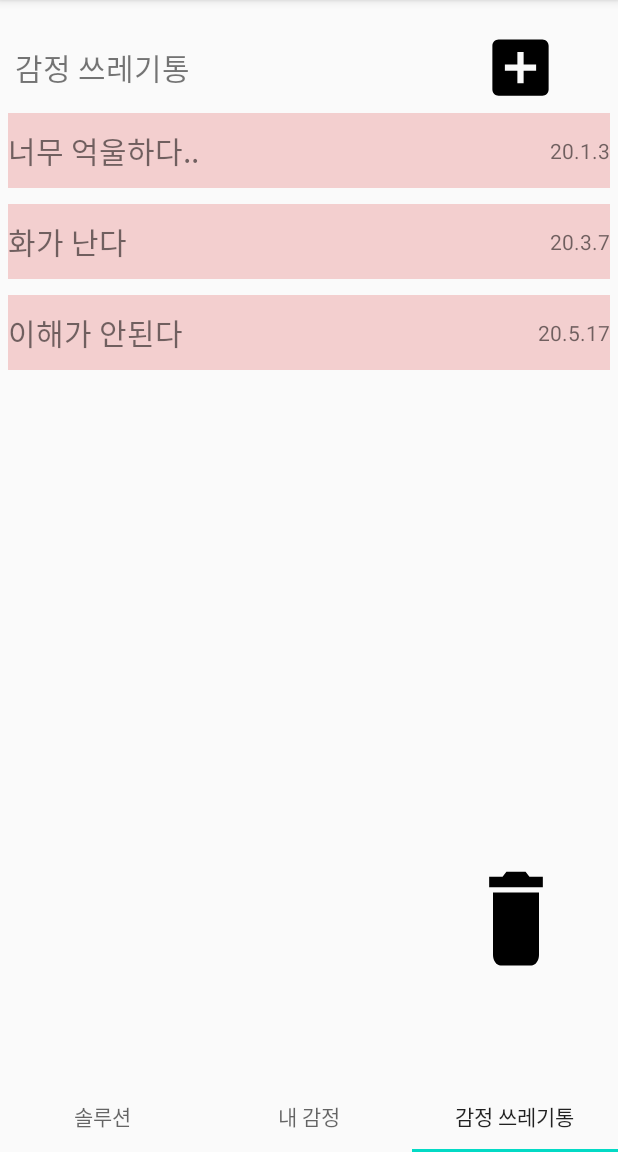
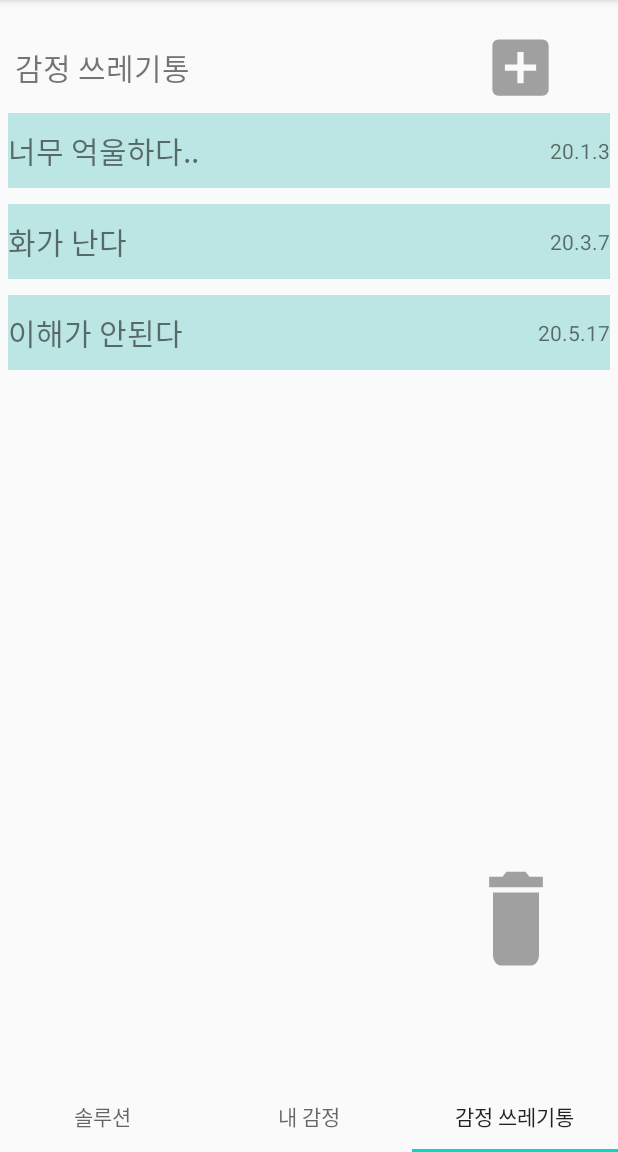
Before and after one commit to ImInnocent/KLab, an Android app: the screen it shows after launch (MainActivity), item 3 of the bottom bar chosen, on a phone screen of 412 x 824 dp, the part 84-1236 px from its top. Run offline under Robolectric (Android 15) with nearby library versions, the light colour scheme and no system bars; 2 statements that could not run were skipped.

Commit message:
감정 쓰레기통화면 + 감성

```diff
--- a/IdealMood/app/src/main/res/drawable/ic_add_box_black_24dp.xml
+++ b/IdealMood/app/src/main/res/drawable/ic_add_box_black_24dp.xml
@@ -4,6 +4,6 @@
         android:viewportWidth="24.0"
         android:viewportHeight="24.0">
     <path
-        android:fillColor="#FF000000"
+        android:fillColor="#a0a0a0"
         android:pathData="M19,3L5,3c-1.11,0 -2,0.9 -2,2v14c0,1.1 0.89,2 2,2h14c1.1,0 2,-0.9 2,-2L21,5c0,-1.1 -0.9,-2 -2,-2zM17,13h-4v4h-2v-4L7,13v-2h4L11,7h2v4h4v2z"/>
 </vector>
--- a/IdealMood/app/src/main/res/drawable/ic_delete_black_24dp.xml
+++ b/IdealMood/app/src/main/res/drawable/ic_delete_black_24dp.xml
@@ -4,6 +4,6 @@
         android:viewportWidth="24.0"
         android:viewportHeight="24.0">
     <path
-        android:fillColor="#FF000000"
+        android:fillColor="#a0a0a0"
         android:pathData="M6,19c0,1.1 0.9,2 2,2h8c1.1,0 2,-0.9 2,-2V7H6v12zM19,4h-3.5l-1,-1h-5l-1,1H5v2h14V4z"/>
 </vector>
--- a/IdealMood/app/src/main/res/layout/row.xml
+++ b/IdealMood/app/src/main/res/layout/row.xml
@@ -3,7 +3,7 @@
     android:layout_width="match_parent"
     android:layout_height="50dp"
     android:layout_margin="5dp"
-    android:background="#F3CFCF"
+    android:background="#BCE6E3"
     android:orientation="horizontal">
 
     <TextView
@@ -11,8 +11,8 @@
         android:layout_width="wrap_content"
         android:layout_height="match_parent"
         android:gravity="center_vertical"
-        android:textSize="20sp"
-        android:text="temp" />
+        android:text="temp"
+        android:textSize="20sp" />
 
     <View
         android:layout_width="0dp"
```
